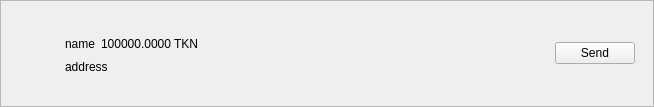
Before: the Qt Designer form src/qt/forms/nftitemwidget.ui in qtumproject/qtum, drawn with Qt 5.
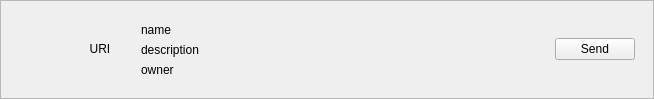
After: the same form once the commit is applied. The open tabs and pages were chosen to show the change. Custom widgets are drawn as their Qt base class.

What changed in the file:
```diff
--- a/src/qt/forms/nftitemwidget.ui
+++ b/src/qt/forms/nftitemwidget.ui
@@ -7,7 +7,7 @@
     <x>0</x>
     <y>0</y>
     <width>654</width>
-    <height>107</height>
+    <height>99</height>
    </rect>
   </property>
   <property name="sizePolicy">
@@ -45,7 +45,7 @@
      </property>
      <layout class="QHBoxLayout" name="horizontalLayout">
       <item>
-       <widget class="QLabel" name="nftLogo">
+       <widget class="QLabel" name="nftBalance">
         <property name="sizePolicy">
          <sizepolicy hsizetype="Fixed" vsizetype="Fixed">
           <horstretch>0</horstretch>
@@ -70,6 +70,34 @@
         </property>
         <widget class="QWidget" name="page">
          <layout class="QHBoxLayout" name="horizontalLayout_4">
+          <property name="topMargin">
+           <number>0</number>
+          </property>
+          <property name="bottomMargin">
+           <number>0</number>
+          </property>
+          <item>
+           <widget class="QLabel" name="nftUri">
+            <property name="minimumSize">
+             <size>
+              <width>70</width>
+              <height>70</height>
+             </size>
+            </property>
+            <property name="maximumSize">
+             <size>
+              <width>70</width>
+              <height>70</height>
+             </size>
+            </property>
+            <property name="text">
+             <string>URI</string>
+            </property>
+            <property name="alignment">
+             <set>Qt::AlignCenter</set>
+            </property>
+           </widget>
+          </item>
           <item>
            <layout class="QHBoxLayout" name="horizontalLayout_3">
             <item>
@@ -88,21 +116,6 @@
                </spacer>
               </item>
               <item>
-               <widget class="QWidget" name="widgetBalance" native="true">
-                <layout class="QHBoxLayout" name="horizontalLayout_2">
-                 <property name="leftMargin">
-                  <number>0</number>
-                 </property>
-                 <property name="topMargin">
-                  <number>0</number>
-                 </property>
-                 <property name="rightMargin">
-                  <number>0</number>
-                 </property>
-                 <property name="bottomMargin">
-                  <number>0</number>
-                 </property>
-                 <item>
                   <widget class="QLabel" name="nftName">
                    <property name="text">
                     <string>name</string>
@@ -113,9 +126,9 @@
                   </widget>
                  </item>
                  <item>
-                  <widget class="QLabel" name="nftBalance">
+               <widget class="QLabel" name="nftDesc">
                    <property name="text">
-                    <string>100000.0000 TKN</string>
+                 <string>description</string>
                    </property>
                    <property name="textInteractionFlags">
                     <set>Qt::LinksAccessibleByMouse|Qt::TextSelectableByMouse</set>
@@ -123,25 +136,9 @@
                   </widget>
                  </item>
                  <item>
-                  <spacer name="horizontalSpacer">
-                   <property name="orientation">
-                    <enum>Qt::Horizontal</enum>
-                   </property>
-                   <property name="sizeHint" stdset="0">
-                    <size>
-                     <width>0</width>
-                     <height>20</height>
-                    </size>
-                   </property>
-                  </spacer>
-                 </item>
-                </layout>
-               </widget>
-              </item>
-              <item>
-               <widget class="QLabel" name="senderAddress">
+               <widget class="QLabel" name="nftOwner">
                 <property name="text">
-                 <string>address</string>
+                 <string>owner</string>
                 </property>
                 <property name="textInteractionFlags">
                  <set>Qt::LinksAccessibleByMouse|Qt::TextSelectableByMouse</set>
```
Lines whose indentation alone changed are shown as unchanged.
